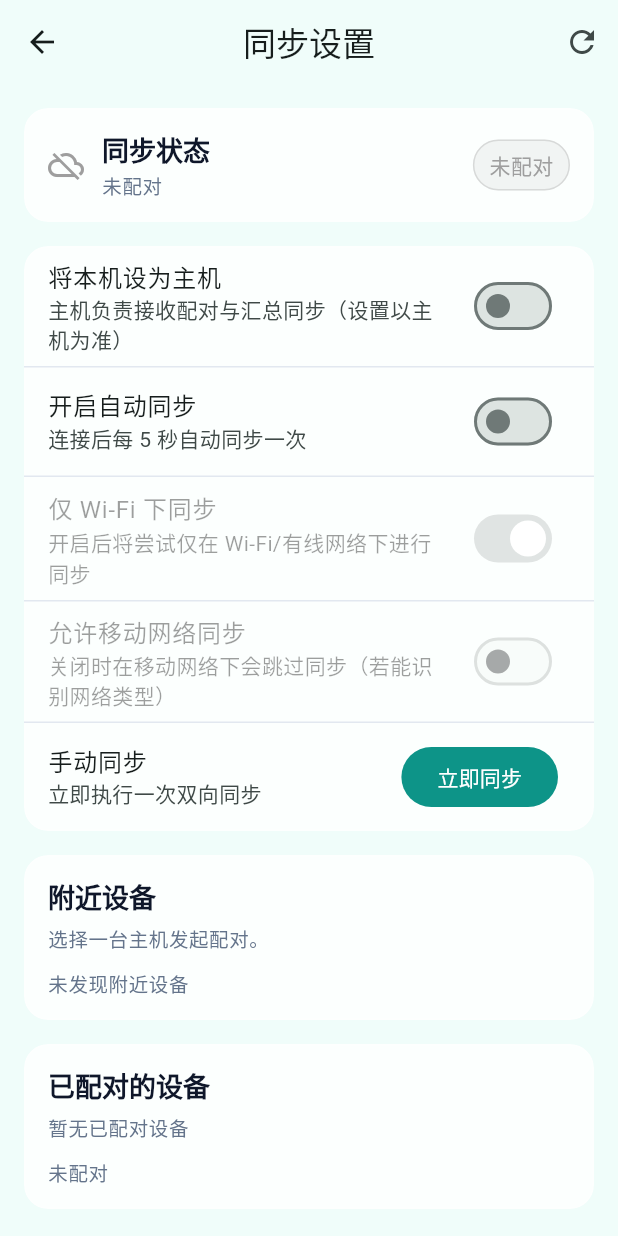
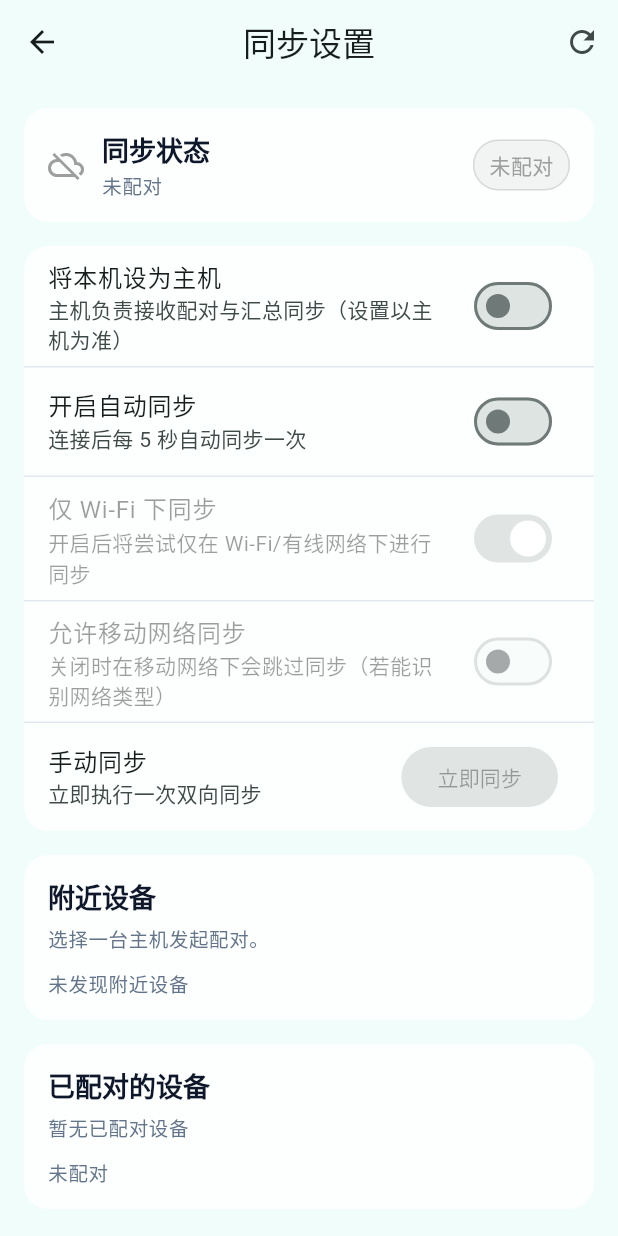
Before and after one commit to ISO-N/YiKe, a Flutter app: the screen it shows after launch, after a tap on "今日复习进度", after a tap on the "cloud off" icon, on a phone screen of 412 x 824 dp. Run offline on Flutter 3.47's test engine with Material 3 defaults, Android fonts, the phone set to English and light mode, and no system bars; our stand-ins replace csv, drift, file_picker, fl_chart, flutter_local_notifications, flutter_markdown and 8 more; missing offline and left inert: app_settings, cryptography, gbk_codec, google_mlkit_text_recognition, home_widget, markdown and 3 more; accounts and stored records are empty; generated files the repository leaves out were written again; statements that could not run were skipped.

Commit message:
feat: 立即同步仅在在线目标可用

```diff
--- a/lib/presentation/pages/settings/sync_settings_page.dart
+++ b/lib/presentation/pages/settings/sync_settings_page.dart
@@ -88,10 +88,7 @@ class SyncSettingsPage extends ConsumerWidget {
                     ListTile(
                       title: const Text('手动同步'),
                       subtitle: const Text('立即执行一次双向同步'),
-                      trailing: FilledButton(
-                        onPressed: () => controller.syncNow(),
-                        child: const Text('立即同步'),
-                      ),
+                      trailing: _ManualSyncButton(state: state),
                     ),
                   ],
                 ),
@@ -396,3 +393,35 @@ class _ConnectedDevicesCard extends ConsumerWidget {
     );
   }
 }
+
+/// 手动同步按钮：仅在存在在线同步目标时可点击。
+///
+/// 说明：
+/// - 主机：至少存在 1 台在线从机
+/// - 从机：主机设备需在线
+class _ManualSyncButton extends ConsumerWidget {
+  const _ManualSyncButton({required this.state});
+
+  final SyncUiState state;
+
+  @override
+  Widget build(BuildContext context, WidgetRef ref) {
+    final controller = ref.read(syncControllerProvider.notifier);
+
+    final hasOnlineTarget = state.isMaster
+        ? state.connectedDevices.any((d) => !d.isMaster && d.isOnline)
+        : state.connectedDevices.any((d) => d.isMaster && d.isOnline);
+
+    final reason = state.connectedDevices.isEmpty
+        ? '暂无已配对设备'
+        : (state.isMaster ? '暂无在线从机' : '主机离线');
+
+    return Tooltip(
+      message: hasOnlineTarget ? '立即执行一次同步' : '不可同步：$reason',
+      child: FilledButton(
+        onPressed: hasOnlineTarget ? () => controller.syncNow() : null,
+        child: const Text('立即同步'),
+      ),
+    );
+  }
+}
--- a/lib/presentation/providers/sync_provider.dart
+++ b/lib/presentation/providers/sync_provider.dart
@@ -445,6 +445,9 @@ class SyncController extends StateNotifier<SyncUiState> {
     _syncing = true;
 
     try {
+      // 说明：手动同步仅在存在“在线同步目标”时执行，避免离线情况下长时间卡顿等待。
+      _ensureHasOnlineSyncTarget();
+
       final canSync = await _shouldSyncWithNetworkPrefs();
       if (!canSync) {
         throw StateError('当前网络不满足同步设置（Wi-Fi/移动网络限制）');
@@ -452,6 +455,9 @@ class SyncController extends StateNotifier<SyncUiState> {
 
       state = state.copyWith(state: SyncState.syncing, errorMessage: null);
       _refreshTrayStatus();
+
+      // 让出一帧：避免 UI 状态刚更新就进入大量数据库/网络操作而造成明显卡顿。
+      await Future<void>.delayed(Duration.zero);
 
       final syncService = _buildSyncService();
       await syncService.ensureLocalSnapshotLogs(
@@ -474,6 +480,21 @@ class SyncController extends StateNotifier<SyncUiState> {
       _refreshTrayStatus();
     } finally {
       _syncing = false;
+    }
+  }
+
+  void _ensureHasOnlineSyncTarget() {
+    // - 主机：至少 1 个在线从机
+    // - 从机：主机在线
+    final hasOnlineTarget = state.isMaster
+        ? state.connectedDevices.any((d) => !d.isMaster && d.isOnline)
+        : state.connectedDevices.any((d) => d.isMaster && d.isOnline);
+    if (!hasOnlineTarget) {
+      throw StateError(
+        state.connectedDevices.isEmpty
+            ? '暂无已配对设备'
+            : (state.isMaster ? '暂无在线从机' : '主机离线'),
+      );
     }
   }
 
@@ -884,13 +905,16 @@ class SyncController extends StateNotifier<SyncUiState> {
   void _refreshTrayStatus() {
     // 仅桌面端启用托盘时生效；移动端调用也不会产生副作用。
     final tray = TrayService.instance;
+    final hasAnyOnline = state.connectedDevices.any((e) => e.isOnline);
     switch (state.state) {
       case SyncState.syncing:
         tray.updateStatus(TrayStatus.syncing);
         return;
       case SyncState.connected:
       case SyncState.synced:
-        tray.updateStatus(TrayStatus.normal);
+        tray.updateStatus(
+          hasAnyOnline ? TrayStatus.normal : TrayStatus.offline,
+        );
         return;
       case SyncState.disconnected:
       case SyncState.connecting:
```
